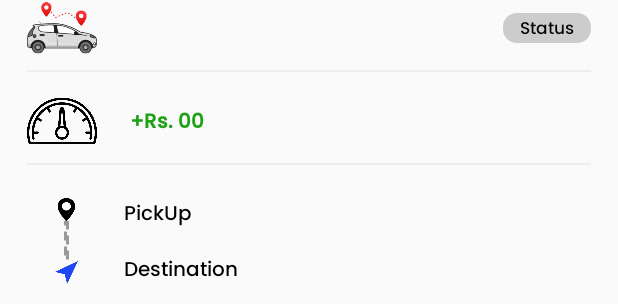
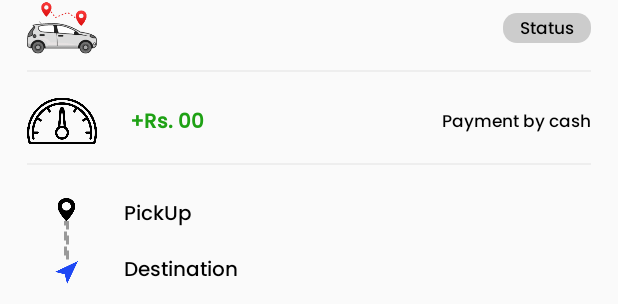
Before and after one commit to binplus-android/JhansiCabBooking, an Android app: the layout fragment_booking_detail.xml on its own in the app's theme, with its tools: preview values and no code run, on a phone screen of 412 x 824 dp. Shown: the part 281-585 px from the top of the screen. Run offline under Robolectric (Android 15) with nearby library versions, the phone set to English and light mode, and no system bars; network calls fail.

Commit message:
History-done

```diff
--- a/app/src/main/res/layout/fragment_booking_detail.xml
+++ b/app/src/main/res/layout/fragment_booking_detail.xml
@@ -55,8 +55,12 @@
                     android:layout_width="match_parent"
                     android:layout_height="1dp"
                     android:background="@color/grey"/>
+                <RelativeLayout
+                    android:layout_width="match_parent"
+                    android:layout_height="wrap_content"
+                    android:layout_marginTop="@dimen/space_2">
                     <LinearLayout
-                    android:layout_marginTop="@dimen/space_2"
+                        android:layout_alignParentStart="true"
                         android:orientation="horizontal"
                         android:layout_width="match_parent"
                         android:layout_height="wrap_content">
@@ -76,7 +80,20 @@
                             android:textStyle="bold"
                             android:layout_width="wrap_content"
                             android:layout_height="wrap_content"/>
+
                     </LinearLayout>
+                    <TextView
+                        android:layout_centerVertical="true"
+                        android:layout_alignParentEnd="true"
+                        android:layout_marginLeft="@dimen/space_10"
+                        android:layout_gravity="center_vertical"
+                        android:textAlignment="textEnd"
+                        android:text="Payment by cash"
+                       android:textSize="@dimen/space_5"
+                        android:layout_width="wrap_content"
+                        android:layout_height="wrap_content"/>
+                </RelativeLayout>
+
                 <View
                     android:layout_marginVertical="@dimen/space_2"
                     android:layout_width="match_parent"
@@ -256,6 +273,7 @@
                         android:layout_width="match_parent"
                         android:layout_height="30pt"/>
                     <Button
+                        android:visibility="gone"
                         android:id="@+id/btn_edit"
                         style="@style/button"
                         android:layout_marginTop="@dimen/space_5"
```
Lines whose indentation alone changed are shown as unchanged.
